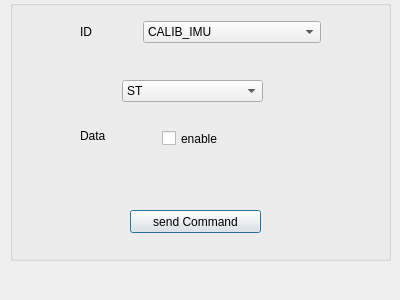
First picture: the form in ARVID_GS/tcwindow.ui, repository Eruvae/floatsat5, before the edit.
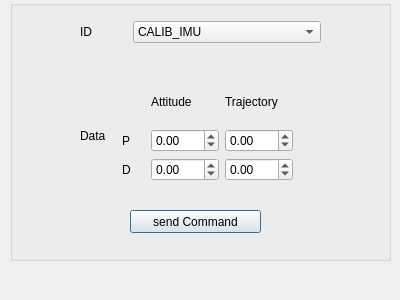
Second picture: the form after the edit. Icons and pictures are not drawn.

Patch:
```diff
--- a/ARVID_GS/tcwindow.ui
+++ b/ARVID_GS/tcwindow.ui
@@ -49,7 +49,7 @@
      <item>
       <widget class="QStackedWidget" name="stackedTCData">
        <property name="currentIndex">
-        <number>6</number>
+        <number>7</number>
        </property>
        <widget class="QWidget" name="pageCalIMU">
         <widget class="QComboBox" name="comboIMUcal">
@@ -409,6 +409,88 @@
          </property>
         </widget>
        </widget>
+       <widget class="QWidget" name="page_6">
+        <widget class="QWidget" name="">
+         <property name="geometry">
+          <rect>
+           <x>10</x>
+           <y>10</y>
+           <width>171</width>
+           <height>101</height>
+          </rect>
+         </property>
+         <layout class="QGridLayout" name="gridLayout">
+          <item row="0" column="1">
+           <widget class="QLabel" name="label_2">
+            <property name="text">
+             <string>Attitude</string>
+            </property>
+           </widget>
+          </item>
+          <item row="0" column="2">
+           <widget class="QLabel" name="label_3">
+            <property name="text">
+             <string>Trajectory</string>
+            </property>
+           </widget>
+          </item>
+          <item row="1" column="0">
+           <widget class="QLabel" name="label_4">
+            <property name="text">
+             <string>P</string>
+            </property>
+           </widget>
+          </item>
+          <item row="1" column="1">
+           <widget class="QDoubleSpinBox" name="attP">
+            <property name="minimum">
+             <double>-100.000000000000000</double>
+            </property>
+            <property name="maximum">
+             <double>100.000000000000000</double>
+            </property>
+           </widget>
+          </item>
+          <item row="1" column="2">
+           <widget class="QDoubleSpinBox" name="trajP">
+            <property name="minimum">
+             <double>-100.000000000000000</double>
+            </property>
+            <property name="maximum">
+             <double>100.000000000000000</double>
+            </property>
+           </widget>
+          </item>
+          <item row="2" column="0">
+           <widget class="QLabel" name="label_5">
+            <property name="text">
+             <string>D</string>
+            </property>
+           </widget>
+          </item>
+          <item row="2" column="1">
+           <widget class="QDoubleSpinBox" name="attD">
+            <property name="minimum">
+             <double>-100.000000000000000</double>
+            </property>
+            <property name="maximum">
+             <double>100.000000000000000</double>
+            </property>
+           </widget>
+          </item>
+          <item row="2" column="2">
+           <widget class="QDoubleSpinBox" name="trajD">
+            <property name="minimum">
+             <double>-100.000000000000000</double>
+            </property>
+            <property name="maximum">
+             <double>100.000000000000000</double>
+            </property>
+           </widget>
+          </item>
+         </layout>
+        </widget>
+       </widget>
       </widget>
      </item>
     </layout>
@@ -480,6 +562,11 @@
          <string>RPI_COMMAND</string>
         </property>
        </item>
+       <item>
+        <property name="text">
+         <string>SEND_CONTROL_PARAMS</string>
+        </property>
+       </item>
       </widget>
      </item>
     </layout>
```
